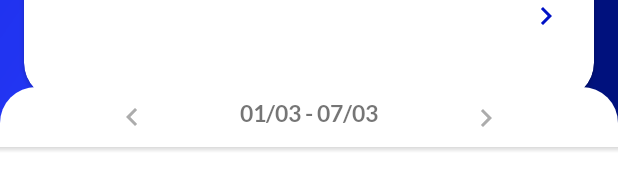
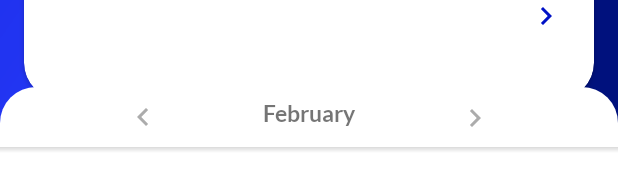
Before and after one commit to davidmarinangeli/Sweet-Bank, an Android app: the layout fragment_dashboard.xml on its own in the app's theme, with its tools: preview values and no code run, on a phone screen of 412 x 824 dp. Shown: the part 141-331 px from the top of the screen. Run offline under Robolectric (Android 15) with nearby library versions, the phone set to English and light mode, and no system bars.

Commit message:
fixed scrolling behaviour

```diff
--- a/dashboard/src/main/java/com/davidm/ui/DashboardFragment.kt
+++ b/dashboard/src/main/java/com/davidm/ui/DashboardFragment.kt
@@ -103,7 +103,7 @@ class DashboardFragment : Fragment(), MotionLayout.TransitionListener {
     }
 
     override fun onTransitionCompleted(p0: MotionLayout?, p1: Int) {
-        (requireActivity() as HomepageActivity).switchBottomAppBarVisibility()
+        (requireActivity() as HomepageActivity).switchBottomAppBarVisibility(p0?.progress == 1.0f)
     }
 
 
--- a/dashboard/src/main/java/com/davidm/ui/HomepageActivity.kt
+++ b/dashboard/src/main/java/com/davidm/ui/HomepageActivity.kt
@@ -1,7 +1,6 @@
 package com.davidm.ui
 
 import android.os.Bundle
-import android.view.KeyEvent
 import android.view.Menu
 import android.view.MenuItem
 import androidx.appcompat.app.AppCompatActivity
@@ -54,11 +53,12 @@ class HomepageActivity : AppCompatActivity(), HasAndroidInjector {
 
     }
 
-    fun switchBottomAppBarVisibility() {
-        if (bottomAppBar.isShown)
+    fun switchBottomAppBarVisibility(isAnimationCompleted: Boolean) {
+        if (isAnimationCompleted)
             bottomAppBar.performHide()
         else
             bottomAppBar.performShow()
+
     }
 
     override fun onCreateOptionsMenu(menu: Menu): Boolean {
--- a/dashboard/src/main/res/layout/fragment_dashboard.xml
+++ b/dashboard/src/main/res/layout/fragment_dashboard.xml
@@ -50,6 +50,7 @@
                 android:layout_height="wrap_content">
 
                 <ImageButton
+                    android:contentDescription="@null"
                     android:id="@+id/back_button"
                     android:layout_width="wrap_content"
                     android:layout_height="wrap_content"
@@ -65,6 +66,7 @@
                     app:layout_constraintTop_toTopOf="@+id/date_interval_text" />
 
                 <ImageButton
+                    android:contentDescription="@null"
                     android:id="@+id/next_button"
                     android:layout_width="wrap_content"
                     android:layout_height="wrap_content"
@@ -83,7 +85,7 @@
                     android:layout_width="wrap_content"
                     android:layout_height="24dp"
                     android:layout_marginTop="8dp"
-                    android:text="01/03 - 07/03"
+                    android:text="@string/tools_month"
                     android:textSize="15sp"
                     android:textStyle="bold"
                     app:layout_constraintEnd_toStartOf="@+id/next_button"
--- a/dashboard/src/main/res/values/strings.xml
+++ b/dashboard/src/main/res/values/strings.xml
@@ -3,4 +3,5 @@
     <string name="icon_of_the_transaction">icon of the transaction</string>
     <string name="empty_list">empty List</string>
     <string name="no_result_string">No results were found for %s</string>
+    <string name="tools_month">February</string>
 </resources>
--- a/resources/src/main/res/xml/motion.xml
+++ b/resources/src/main/res/xml/motion.xml
@@ -3,8 +3,7 @@
 
     <Transition
         motion:constraintSetEnd="@layout/fragment_dashboard_end"
-        motion:constraintSetStart="@layout/fragment_dashboard"
-        motion:duration="1000">
+        motion:constraintSetStart="@layout/fragment_dashboard">
         <OnSwipe
             motion:dragDirection="dragDown"
             motion:touchAnchorId="@+id/balance_card_item" />
```
